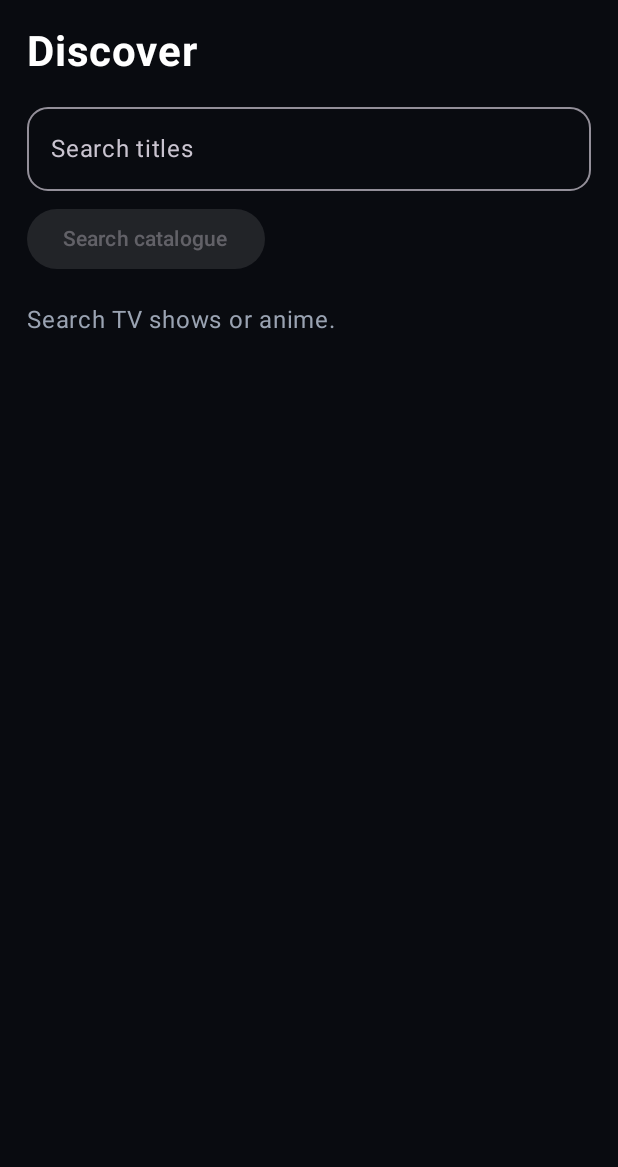
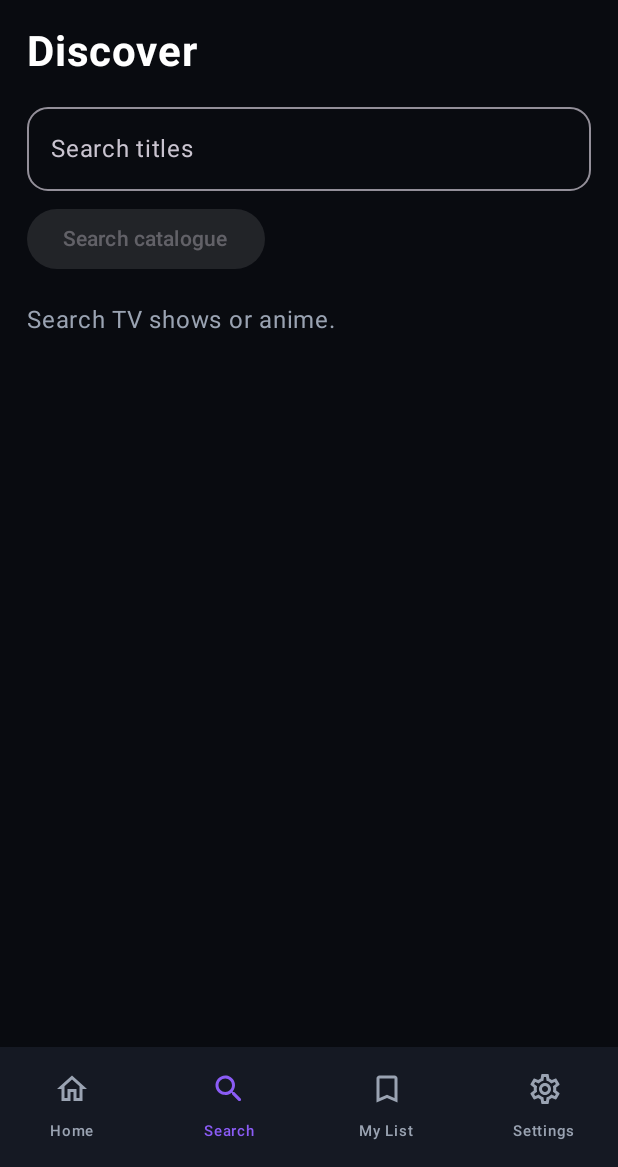
Before and after one commit to G41US/Movio, an Android app built with Jetpack Compose: the screen it shows after launch (MainActivity), after a tap on "Explore catalogue", on a phone screen of 412 x 824 dp, the part 69-1236 px from its top. Run offline under Robolectric (Android 15) with nearby library versions, the phone set to English and light mode, and no system bars.

Commit message:
Fix edge-to-edge layout, add signed release workflow
- Pad all screens with safeDrawing insets so content clears the status and gesture bars on Android 15+
- Give the tab content weight so the bottom bar stays visible
- iOS-style tab bar: outlined icons, filled when selected, no pill
- Version name/code come from the release tag
- Release workflow signs APKs with a fixed key and publishes the latest release

```diff
--- a/app/src/main/java/com/g41us/movio/MainActivity.kt
+++ b/app/src/main/java/com/g41us/movio/MainActivity.kt
@@ -8,6 +8,7 @@ import android.net.Uri
 import android.os.Bundle
 import androidx.activity.ComponentActivity
 import androidx.activity.compose.setContent
+import androidx.activity.enableEdgeToEdge
 import androidx.compose.foundation.BorderStroke
 import androidx.compose.foundation.background
 import androidx.compose.foundation.clickable
@@ -23,6 +24,9 @@ import androidx.compose.foundation.layout.fillMaxWidth
 import androidx.compose.foundation.layout.height
 import androidx.compose.foundation.layout.padding
 import androidx.compose.foundation.layout.width
+import androidx.compose.foundation.layout.WindowInsets
+import androidx.compose.foundation.layout.safeDrawing
+import androidx.compose.foundation.layout.windowInsetsPadding
 import androidx.compose.foundation.lazy.LazyColumn
 import androidx.compose.foundation.lazy.LazyRow
 import androidx.compose.foundation.lazy.items
@@ -30,10 +34,15 @@ import androidx.compose.foundation.rememberScrollState
 import androidx.compose.foundation.shape.RoundedCornerShape
 import androidx.compose.foundation.verticalScroll
 import androidx.compose.material.icons.Icons
-import androidx.compose.material.icons.filled.Home
-import androidx.compose.material.icons.filled.Search
-import androidx.compose.material.icons.filled.VideoLibrary
-import androidx.compose.material.icons.filled.Settings
+import androidx.compose.material.icons.outlined.BookmarkBorder
+import androidx.compose.material.icons.outlined.Home
+import androidx.compose.material.icons.outlined.Search
+import androidx.compose.material.icons.outlined.Settings
+import androidx.compose.material.icons.rounded.Bookmark
+import androidx.compose.material.icons.rounded.Home
+import androidx.compose.material.icons.rounded.Search
+import androidx.compose.material.icons.rounded.Settings
+import androidx.compose.material3.NavigationBarItemDefaults
 import androidx.compose.material3.Button
 import androidx.compose.material3.ButtonDefaults
 import androidx.compose.material3.CircularProgressIndicator
@@ -86,6 +95,7 @@ private val streamRepository = StreamRepository()
 
 class MainActivity : ComponentActivity() {
     override fun onCreate(savedInstanceState: Bundle?) {
+        enableEdgeToEdge()
         super.onCreate(savedInstanceState)
         setContent {
             MaterialTheme(colorScheme = darkColorScheme(
@@ -116,6 +126,9 @@ private fun MovioApp() {
     val isTv = remember(context) { isTelevision(context) }
 
     Surface(modifier = Modifier.fillMaxSize(), color = MovioBackground) {
+        // Android 15+ draws edge-to-edge; keep every screen clear of the status bar,
+        // gesture bar and display cutout.
+        Box(Modifier.fillMaxSize().windowInsetsPadding(WindowInsets.safeDrawing)) {
         if (playback != null) {
             Column(Modifier.fillMaxSize()) {
                 Row(
@@ -135,7 +148,7 @@ private fun MovioApp() {
                 onPlayStream = { candidate -> playback = candidate }
             )
         } else {
-            Column {
+            Column(Modifier.fillMaxSize()) {
                 if (wide || isTv) {
                     Row(
                         modifier = Modifier.fillMaxWidth().padding(horizontal = 36.dp, vertical = 22.dp),
@@ -167,32 +180,47 @@ private fun MovioApp() {
                     }
                 }
 
-                when (selected) {
-                    Destination.HOME -> HomeScreen(wide || isTv, onSearch = { selected = Destination.SEARCH })
-                    Destination.SEARCH -> SearchScreen(onSelect = { selectedMedia = it })
-                    Destination.LIBRARY -> PlaceholderScreen("My List", "Saved titles will appear here when watchlist storage is added.")
-                    Destination.SETTINGS -> SettingsScreen(onPlaySample = { playback = DemoPlaybackProvider.sample() })
+                // weight(1f) leaves room for the bottom tab bar; fillMaxSize screens
+                // would otherwise push it off-screen.
+                Box(Modifier.weight(1f)) {
+                    when (selected) {
+                        Destination.HOME -> HomeScreen(wide || isTv, onSearch = { selected = Destination.SEARCH })
+                        Destination.SEARCH -> SearchScreen(onSelect = { selectedMedia = it })
+                        Destination.LIBRARY -> PlaceholderScreen("My List", "Saved titles will appear here when watchlist storage is added.")
+                        Destination.SETTINGS -> SettingsScreen(onPlaySample = { playback = DemoPlaybackProvider.sample() })
+                    }
                 }
 
                 if (!wide && !isTv) {
-                    NavigationBar(containerColor = MovioSurface) {
+                    // iOS-style tab bar: outlined glyphs, filled when selected, no pill indicator.
+                    // Insets are already applied above, so the bar adds none of its own.
+                    NavigationBar(containerColor = MovioSurface, windowInsets = WindowInsets(0, 0, 0, 0)) {
                         Destination.entries.forEach { destination ->
+                            val isSelected = selected == destination
                             val icon = when (destination) {
-                                Destination.HOME -> Icons.Default.Home
-                                Destination.SEARCH -> Icons.Default.Search
-                                Destination.LIBRARY -> Icons.Default.VideoLibrary
-                                Destination.SETTINGS -> Icons.Default.Settings
+                                Destination.HOME -> if (isSelected) Icons.Rounded.Home else Icons.Outlined.Home
+                                Destination.SEARCH -> if (isSelected) Icons.Rounded.Search else Icons.Outlined.Search
+                                Destination.LIBRARY -> if (isSelected) Icons.Rounded.Bookmark else Icons.Outlined.BookmarkBorder
+                                Destination.SETTINGS -> if (isSelected) Icons.Rounded.Settings else Icons.Outlined.Settings
                             }
                             NavigationBarItem(
-                                selected = selected == destination,
+                                selected = isSelected,
                                 onClick = { selected = destination },
                                 icon = { Icon(icon, contentDescription = destination.label) },
-                                label = { Text(destination.label) }
+                                label = { Text(destination.label, fontSize = 10.sp) },
+                                colors = NavigationBarItemDefaults.colors(
+                                    selectedIconColor = MovioAccent,
+                                    selectedTextColor = MovioAccent,
+                                    unselectedIconColor = MovioMuted,
+                                    unselectedTextColor = MovioMuted,
+                                    indicatorColor = Color.Transparent
+                                )
                             )
                         }
                     }
                 }
             }
+        }
         }
     }
 }
@@ -531,7 +559,7 @@ private fun fetchLatestMovioRelease(): MovioUpdateResult {
         connection.connectTimeout = 10_000
         connection.readTimeout = 10_000
         connection.setRequestProperty("Accept", "application/vnd.github+json")
-        connection.setRequestProperty("User-Agent", "Movio-Android")
+        connection.setRequestProperty("User-Agent", "Movio-Android/${BuildConfig.VERSION_NAME}")
         val responseCode = connection.responseCode
         if (responseCode == 404) return MovioUpdateResult("No published release is available yet.")
         if (responseCode !in 200..299) return MovioUpdateResult("GitHub check failed (HTTP $responseCode). Try again later.")
--- a/app/src/main/java/com/g41us/movio/data/network/HttpJson.kt
+++ b/app/src/main/java/com/g41us/movio/data/network/HttpJson.kt
@@ -17,7 +17,7 @@ internal object HttpJson {
             connection.connectTimeout = 12_000
             connection.readTimeout = 15_000
             connection.setRequestProperty("Accept", "application/json")
-            connection.setRequestProperty("User-Agent", "Movio-Android/0.1.0 (catalogue client)")
+            connection.setRequestProperty("User-Agent", "Movio-Android/${com.g41us.movio.BuildConfig.VERSION_NAME} (catalogue client)")
             val status = connection.responseCode
             val stream = if (status in 200..299) connection.inputStream else connection.errorStream
             val body = stream?.bufferedReader()?.use { it.readText() }.orEmpty()
--- a/app/src/main/java/com/g41us/movio/data/provider/JsonApiStreamProvider.kt
+++ b/app/src/main/java/com/g41us/movio/data/provider/JsonApiStreamProvider.kt
@@ -79,7 +79,7 @@ class JsonApiStreamProvider(
             connection.connectTimeout = 12_000
             connection.readTimeout = 20_000
             connection.setRequestProperty("Accept", "application/json")
-            connection.setRequestProperty("User-Agent", "Movio-Android/0.2.0")
+            connection.setRequestProperty("User-Agent", "Movio-Android/${com.g41us.movio.BuildConfig.VERSION_NAME}")
             config.referer?.let { connection.setRequestProperty("Referer", it) }
             config.headers.forEach { (key, value) -> connection.setRequestProperty(key, value) }
             val status = connection.responseCode
--- a/app/src/main/java/com/g41us/movio/data/provider/XPassStreamProvider.kt
+++ b/app/src/main/java/com/g41us/movio/data/provider/XPassStreamProvider.kt
@@ -66,7 +66,7 @@ class XPassStreamProvider(
             connection.readTimeout = 18_000
             connection.instanceFollowRedirects = false
             connection.setRequestProperty("Accept", "application/json")
-            connection.setRequestProperty("User-Agent", "Movio-Android/0.2.0")
+            connection.setRequestProperty("User-Agent", "Movio-Android/${com.g41us.movio.BuildConfig.VERSION_NAME}")
             connection.setRequestProperty("Referer", "$baseUrl/")
             val status = connection.responseCode
             if (status !in 200..299) throw IllegalStateException("XPass returned HTTP $status")
```
Also changed, not shown: app/build.gradle.kts (+24 -2 lines), 1 other file.
